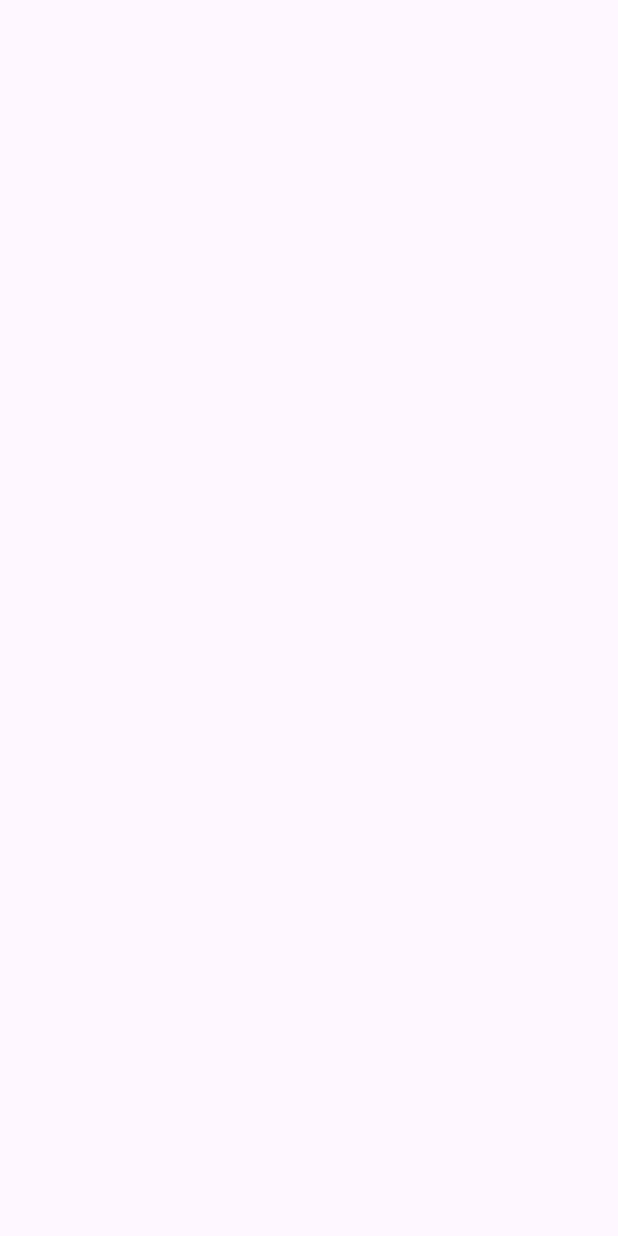
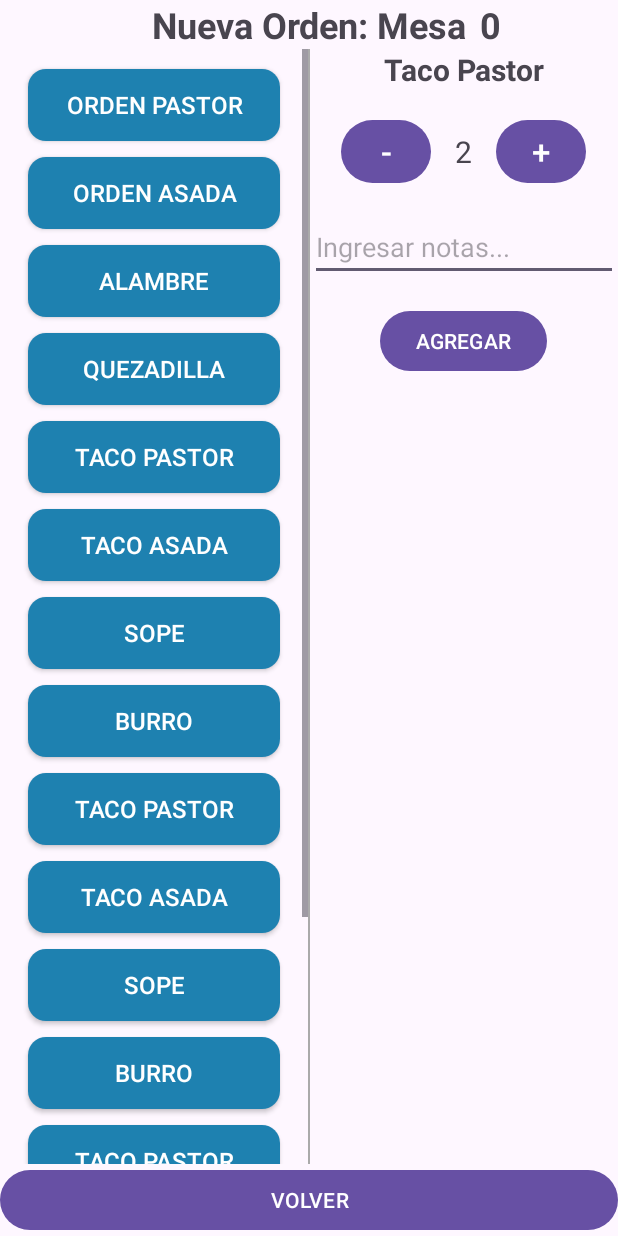
Before and after one commit to eveliastico/SAGV, an Android app: the Menu screen opened directly, with no data from a screen before it, on a phone screen of 412 x 824 dp. Before the commit the screen is empty. Run offline under Robolectric (Android 15) with nearby library versions, the phone set to English and light mode, and no system bars; 3 statements that could not run were skipped.

```diff
--- /dev/null
+++ b/app/src/main/java/app/strada/sagv/DataClasses/Producto.kt
@@ -0,0 +1,3 @@
+package app.strada.sagv.DataClasses
+
+data class Producto(var categoria: String, var detalles:String, var cantidad:Int)
--- a/app/src/main/java/app/strada/sagv/Menu.kt
+++ b/app/src/main/java/app/strada/sagv/Menu.kt
@@ -1,13 +1,41 @@
 package app.strada.sagv
 
 import android.os.Bundle
+import android.widget.Button
+import android.widget.LinearLayout
+import android.widget.TextView
 import android.widget.Toast
+import android.widget.Toast.*
 import androidx.activity.enableEdgeToEdge
 import androidx.appcompat.app.AppCompatActivity
+import androidx.core.content.ContextCompat
 import androidx.core.view.ViewCompat
 import androidx.core.view.WindowInsetsCompat
 
 class Menu : AppCompatActivity() {
+
+    val btnDecrementar = findViewById<Button>(R.id.btnDecrementar)
+    val btnIncrementar = findViewById<Button>(R.id.btnIncrementar)
+
+    private val platillos = listOf(
+        "Orden Pastor",
+        "Orden Asada",
+        "Alambre",
+        "Quezadilla",
+        "Taco Pastor",
+        "Taco Asada",
+        "Sope",
+        "Burro",
+        "Taco Pastor",
+        "Taco Asada",
+        "Sope",
+        "Burro",
+        "Taco Pastor",
+        "Taco Asada",
+        "Sope",
+        "Burro"
+    )
+
     override fun onCreate(savedInstanceState: Bundle?) {
         super.onCreate(savedInstanceState)
         enableEdgeToEdge()
@@ -20,8 +48,58 @@ class Menu : AppCompatActivity() {
             return@setOnApplyWindowInsetsListener insets
         }
 
+        val linearPlatillos = findViewById<LinearLayout>(R.id.linearPlatillos)
+
+        // Crear botones dinámicos
+        agregarBotonesDinamicos(linearPlatillos)
+
         // Obtener el parametro después de haber configurado la vista
-        val parametro = intent.getStringExtra("parametro_key")
-        Toast.makeText(this, "Parametro recibido: $parametro", Toast.LENGTH_LONG).show()
+        val parametro = intent.getStringExtra("categoria")
+        makeText(this, "Parametro recibido: $parametro", LENGTH_LONG).show()
+
+        val tvNumMesa = findViewById<TextView>(R.id.numMesa)
+        val parametroNumMesa = intent.getStringExtra("mesaId")
+        tvNumMesa.text = parametroNumMesa.toString()
     }
+
+    private fun agregarBotonesDinamicos(contenedor: LinearLayout) {
+        platillos.forEach { platillo ->
+            val button = Button(this).apply {
+                text = platillo
+                textSize = 16f
+                setTextColor(resources.getColor(android.R.color.white, theme))
+                background = ContextCompat.getDrawable(this@Menu, R.drawable.button_background)
+                setPadding(16, 16, 16, 16)
+
+                // Margen a la izquierda
+                layoutParams = LinearLayout.LayoutParams(
+                    LinearLayout.LayoutParams.MATCH_PARENT,
+                    LinearLayout.LayoutParams.WRAP_CONTENT
+                ).apply {
+                    setMargins(16, 8, 16, 8) // Margen izquierdo, arriba, derecho, abajo
+                }
+
+                // Listener de clic
+                setOnClickListener {
+                    makeText(this@Menu, "Seleccionaste: $platillo", LENGTH_SHORT).show()
+                }
+            }
+
+            // Agregar el botón al contenedor
+            contenedor.addView(button)
+        }
+    }
+
+    private fun decrementarProductos(){
+        btnDecrementar.setOnClickListener {
+
+        }
+    }
+
+    private fun IncrementarProductos{
+        btnIncrementar.setOnClickListener {
+
+        }
+    }
+
 }
--- a/app/src/main/java/app/strada/sagv/Mesas.kt
+++ b/app/src/main/java/app/strada/sagv/Mesas.kt
@@ -1,17 +1,17 @@
 package app.strada.sagv
 
+import android.content.Intent
 import android.os.Bundle
 import android.widget.Button
 import android.widget.GridLayout
-import androidx.activity.enableEdgeToEdge
+import android.widget.Toast.LENGTH_LONG
+import android.widget.Toast.makeText
 import androidx.appcompat.app.AppCompatActivity
-import androidx.core.view.ViewCompat
-import androidx.core.view.WindowInsetsCompat
 
 class Mesas : AppCompatActivity() {
     private lateinit var btnAgregarMesa: Button
     private lateinit var gridMesas: GridLayout
-    private var contadorMesas = 8
+    private var contadorMesas = 1
 
     override fun onCreate(savedInstanceState: Bundle?) {
         super.onCreate(savedInstanceState)
@@ -20,19 +20,30 @@ class Mesas : AppCompatActivity() {
         btnAgregarMesa = findViewById(R.id.btnAgregarMesa)
         gridMesas = findViewById(R.id.gridMesas)
 
+        for (i in 1..8) {
+            agregarMesa()
+        }
+
         btnAgregarMesa.setOnClickListener {
             agregarMesa()
         }
 
+
     }
 
+
+
     private fun agregarMesa() {
+        val intent = Intent(this, NuevaOrden::class.java)
         val nuevaMesa = Button(this).apply {
             text = "Mesa $contadorMesas"
             textSize = 16f
             setPadding(8, 8, 8, 8)
             setOnClickListener {
-                // Acción al hacer clic en una mesa
+                var numMesa = this.text
+                intent.putExtra("mesaId", numMesa)
+                println("NUMERO DE MESA: $numMesa")
+                startActivity(intent)
             }
         }
 
--- a/app/src/main/java/app/strada/sagv/NuevaOrden.kt
+++ b/app/src/main/java/app/strada/sagv/NuevaOrden.kt
@@ -3,6 +3,8 @@ package app.strada.sagv
 import android.content.Intent
 import android.os.Bundle
 import android.widget.Button
+import android.widget.Toast.LENGTH_LONG
+import android.widget.Toast.makeText
 import androidx.activity.enableEdgeToEdge
 import androidx.appcompat.app.AppCompatActivity
 import androidx.core.view.ViewCompat
@@ -28,20 +30,28 @@ class NuevaOrden : AppCompatActivity() {
         btnBebidas = findViewById(R.id.btnBebidas)
         btnPostres = findViewById(R.id.btnPostres)
 
+        val intentNumMesa = intent.getStringExtra("mesaId")
+
         btnPlatillos.setOnClickListener(){
             val intent = Intent(this, Menu::class.java)
             intent.putExtra("categoria", "Platillos")
+            intent.putExtra("mesaId", intentNumMesa)
+            makeText(this, "Mesa Seleccionada: $intentNumMesa", LENGTH_LONG).show()
+            println("HOLAAAA")
             startActivity(intent)
+
         }
 
         btnBebidas.setOnClickListener{
             val intent = Intent(this, Menu::class.java)
             intent.putExtra("categoria", "Bebidas")
+            intent.putExtra("mesaId", intentNumMesa)
             startActivity(intent)
         }
         btnPostres.setOnClickListener{
             val intent = Intent(this, Menu::class.java)
             intent.putExtra("categoria", "Postres")
+            intent.putExtra("mesaId", intentNumMesa)
             startActivity(intent)
         }
 
--- /dev/null
+++ b/app/src/main/res/drawable/button_background.xml
@@ -0,0 +1,9 @@
+<shape xmlns:android="http://schemas.android.com/apk/res/android">
+    <solid android:color="@color/turquesa" /> <!-- Color de fondo -->
+    <corners android:radius="12dp" /> <!-- Bordes redondeados -->
+    <padding
+        android:bottom="8dp"
+        android:left="8dp"
+        android:right="8dp"
+        android:top="8dp" />
+</shape>
--- a/app/src/main/res/layout/activity_menu.xml
+++ b/app/src/main/res/layout/activity_menu.xml
@@ -5,6 +5,148 @@
     android:id="@+id/main"
     android:layout_width="match_parent"
     android:layout_height="match_parent"
+    android:padding="16dp"
     tools:context=".Menu">
 
+    <TextView
+        android:id="@+id/txtTitulo"
+        android:layout_width="wrap_content"
+        android:layout_height="wrap_content"
+        android:text="Nueva Orden: Mesa"
+        android:textSize="24sp"
+        android:textStyle="bold"
+        app:layout_constraintTop_toTopOf="parent"
+        app:layout_constraintStart_toStartOf="parent"
+        app:layout_constraintEnd_toEndOf="parent"
+        android:layout_marginBottom="8dp"/>
+
+    <TextView
+        android:id="@+id/numMesa"
+        android:layout_width="wrap_content"
+        android:layout_height="wrap_content"
+        android:text="0"
+        android:textSize="24sp"
+        android:textStyle="bold"
+        app:layout_constraintEnd_toEndOf="parent"
+        app:layout_constraintStart_toEndOf="@+id/txtTitulo"
+        app:layout_constraintTop_toTopOf="parent"
+        app:layout_constraintHorizontal_bias="0.1"/>
+
+    <ScrollView
+        android:id="@+id/scrollPlatillos"
+        android:layout_width="0dp"
+        android:layout_height="0dp"
+        android:fillViewport="true"
+        app:layout_constraintTop_toBottomOf="@id/txtTitulo"
+        app:layout_constraintBottom_toTopOf="@id/btnVolver"
+        app:layout_constraintStart_toStartOf="parent"
+        app:layout_constraintEnd_toStartOf="@id/divider">
+
+        <LinearLayout
+            android:id="@+id/linearPlatillos"
+            android:layout_width="match_parent"
+            android:layout_height="wrap_content"
+            android:orientation="vertical"
+            android:padding="8dp" />
+    </ScrollView>
+
+    <!-- Línea divisora -->
+    <View
+        android:id="@+id/divider"
+        android:layout_width="1dp"
+        android:layout_height="0dp"
+        android:background="@android:color/darker_gray"
+        app:layout_constraintTop_toBottomOf="@id/txtTitulo"
+        app:layout_constraintBottom_toTopOf="@id/btnVolver"
+        app:layout_constraintStart_toEndOf="@id/scrollPlatillos"
+        app:layout_constraintEnd_toStartOf="@id/linearDetalles"/>
+
+    <!-- Sección de detalles -->
+    <LinearLayout
+        android:id="@+id/linearDetalles"
+        android:layout_width="0dp"
+        android:layout_height="0dp"
+        android:orientation="vertical"
+        app:layout_constraintTop_toBottomOf="@id/txtTitulo"
+        app:layout_constraintBottom_toTopOf="@id/btnVolver"
+        app:layout_constraintStart_toEndOf="@id/divider"
+        app:layout_constraintEnd_toEndOf="parent">
+
+        <TextView
+            android:id="@+id/txtPlatilloSeleccionado"
+            android:layout_width="wrap_content"
+            android:layout_height="wrap_content"
+            android:text="Taco Pastor"
+            android:textSize="20sp"
+            android:textStyle="bold"
+            android:layout_gravity="center_horizontal"
+            android:layout_marginBottom="16dp"/>
+
+        <!-- Contador de cantidad -->
+        <LinearLayout
+            android:layout_width="wrap_content"
+            android:layout_height="wrap_content"
+            android:orientation="horizontal"
+            android:gravity="center"
+            android:layout_gravity="center_horizontal"
+            android:layout_marginBottom="16dp">
+
+            <Button
+                android:id="@+id/btnDecrementar"
+                android:layout_width="60dp"
+                android:layout_height="50dp"
+                android:text="-"
+                android:textSize="22dp"/>
+
+            <TextView
+                android:id="@+id/txtCantidad"
+                android:layout_width="wrap_content"
+                android:layout_height="wrap_content"
+                android:text="2"
+                android:textSize="20sp"
+                android:layout_marginHorizontal="16dp"
+                android:gravity="center"/>
+
+            <Button
+                android:id="@+id/btnIncrementar"
+                android:layout_width="60dp"
+                android:layout_height="50dp"
+                android:text="+"
+                android:textSize="22dp"/>
+        </LinearLayout>
+
+        <!-- Notas -->
+        <EditText
+            android:id="@+id/editNotas"
+            android:layout_width="match_parent"
+            android:layout_height="wrap_content"
+            android:hint="Ingresar notas..."
+            android:inputType="textMultiLine"
+            android:gravity="top"
+            android:layout_marginBottom="16dp"/>
+
+        <!-- Botón Agregar -->
+        <Button
+            android:id="@+id/btnAgregar"
+            android:layout_width="wrap_content"
+            android:layout_height="wrap_content"
+            android:text="AGREGAR"
+            android:layout_gravity="center_horizontal"
+
+            android:textColor="@android:color/white"/>
+
+    </LinearLayout>
+
+    <!-- Botón Volver -->
+    <Button
+        android:id="@+id/btnVolver"
+        android:layout_width="match_parent"
+        android:layout_height="wrap_content"
+        android:text="VOLVER"
+        app:layout_constraintBottom_toBottomOf="parent"
+        app:layout_constraintStart_toStartOf="parent"
+        app:layout_constraintEnd_toEndOf="parent"
+        android:layout_marginTop="16dp"
+        android:textColor="@android:color/white"/>
+
 </androidx.constraintlayout.widget.ConstraintLayout>
--- a/app/src/main/res/values/colors.xml
+++ b/app/src/main/res/values/colors.xml
@@ -2,4 +2,5 @@
 <resources>
     <color name="black">#FF000000</color>
     <color name="white">#FFFFFFFF</color>
+    <color name="turquesa">#1e81b0</color>
 </resources>
```
